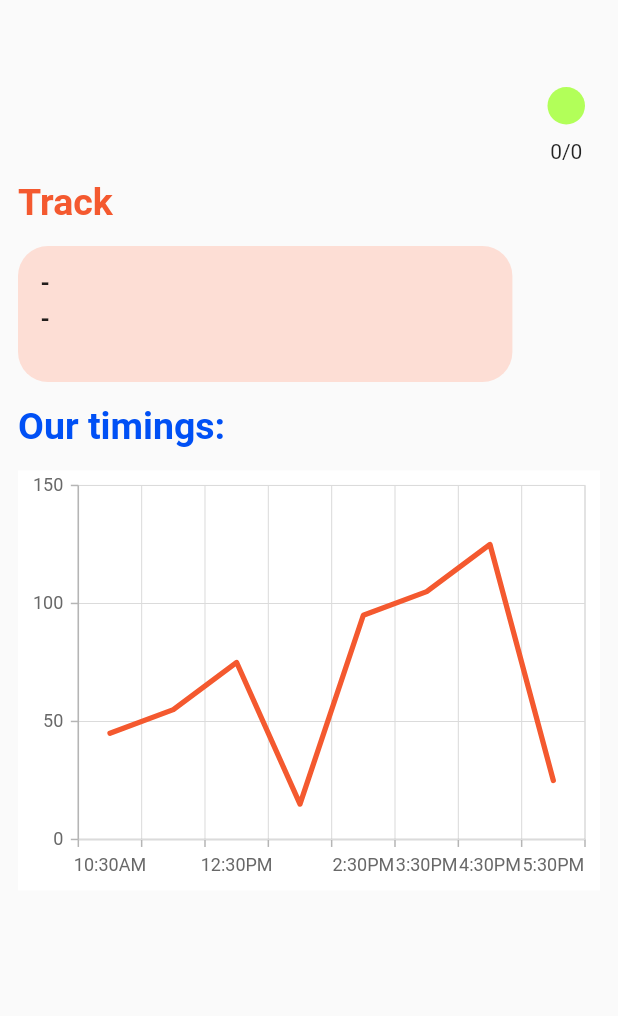
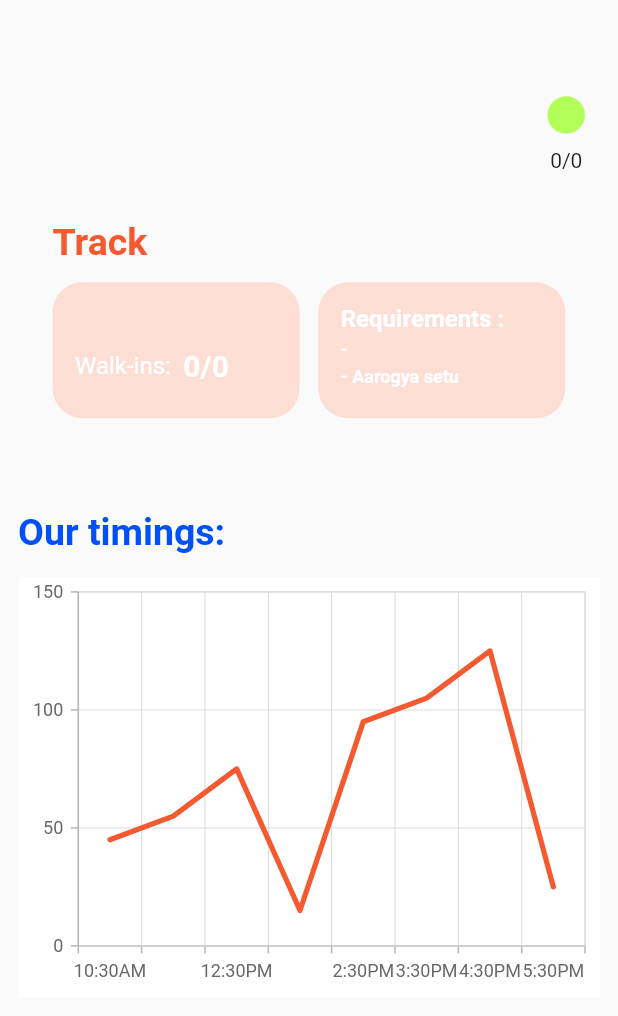
Before and after one commit to bitoffabyte/Winhacks, a Flutter app: the Dashboard screen opened directly, on a phone screen of 412 x 824 dp. Shown: the top 1016 px of the screen. Run offline on Flutter 3.47's test engine with Material 2 defaults, Android fonts, the phone set to English and light mode, and no system bars; our stand-ins replace cloud_firestore, firebase_auth, firebase_core, geolocator, google_maps_flutter, syncfusion_flutter_charts; accounts and stored records are empty.

Commit message:
Dashboard UI done✨

```diff
--- a/WINHACKS/lib/screens/dashboard.dart
+++ b/WINHACKS/lib/screens/dashboard.dart
@@ -113,7 +113,7 @@ class _DashboardState extends State<Dashboard> {
           child: Column(
             crossAxisAlignment: CrossAxisAlignment.start,
             children: [
-              SizedBox(height: 35,),
+              SizedBox(height: MediaQuery.of(context).size.height*0.05,),
               Padding(
                 padding: const EdgeInsets.all(10.0),
                 child: Row(
@@ -142,11 +142,18 @@ class _DashboardState extends State<Dashboard> {
                   ],
                 ),
               ),
+              SizedBox(height: MediaQuery.of(context).size.height*0.025,),
+              Row(
+                mainAxisAlignment: MainAxisAlignment.center,
+                children: [
+                  Column(
+                    crossAxisAlignment: CrossAxisAlignment.start,
+                    children: [
                       Text("Track",style: TextStyle(fontWeight: FontWeight.bold,color: color3,fontSize: 25),),
-              SizedBox(height: 15,),
+                      SizedBox(height: MediaQuery.of(context).size.height*0.015,),
                       Container(
                         height: MediaQuery.of(context).size.height*0.11,
-                width: MediaQuery.of(context).size.height*0.4,
+                        width: MediaQuery.of(context).size.height*0.2,
                         decoration: BoxDecoration(
                             color: color2,
                             borderRadius: BorderRadius.all(Radius.circular(20))
@@ -157,14 +164,54 @@ class _DashboardState extends State<Dashboard> {
                             mainAxisAlignment: MainAxisAlignment.start,
                             crossAxisAlignment: CrossAxisAlignment.start,
                             children: [
-                      Text("-${user_Instruction1}",style: TextStyle(fontWeight: FontWeight.bold,fontSize: 16),),
-                      SizedBox(height: 5,),
-                      Text("-${user_Instruction1}",style: TextStyle(fontWeight: FontWeight.bold,fontSize: 16),),
+                              Text("${user_shopname}",style: TextStyle(fontWeight: FontWeight.bold,fontSize: 20,color: Colors.white),),
+                              SizedBox(height: 6,),
+                              Row(
+                                children: [
+                                  Text("Walk-ins:",style: TextStyle(fontSize: 16,color: Colors.white),),
+                                  SizedBox(width: MediaQuery.of(context).size.height*0.01,),
+                                  Text("${user_current_strength}/${user_total_strength}",style: TextStyle(fontWeight: FontWeight.bold,fontSize: 20,color: Colors.white),)
+                                ],
+                              ),
                             ],
                           ),
                         ),
                       ),
-              SizedBox(height: 15,),
+                    ],
+                  ),
+                  SizedBox(width: MediaQuery.of(context).size.height*0.015,),
+                  Column(
+                    crossAxisAlignment: CrossAxisAlignment.start,
+                    children: [
+                      Text("",style: TextStyle(fontWeight: FontWeight.bold,color: color3,fontSize: 25),),
+                      SizedBox(height: MediaQuery.of(context).size.height*0.015,),
+                      Container(
+                        height: MediaQuery.of(context).size.height*0.11,
+                        width: MediaQuery.of(context).size.height*0.2,
+                        decoration: BoxDecoration(
+                            color: color2,
+                            borderRadius: BorderRadius.all(Radius.circular(20))
+                        ),
+                        child:Padding(
+                          padding: const EdgeInsets.all(15.0),
+                          child: Column(
+                            crossAxisAlignment: CrossAxisAlignment.start,
+                            children: [
+                              Text("Requirements :",style: TextStyle(fontWeight: FontWeight.bold,fontSize: 16,color: Colors.white),),
+                              SizedBox(height: MediaQuery.of(context).size.height*0.005,),
+                              Text("-${user_Instruction1}",style: TextStyle(fontWeight: FontWeight.bold,fontSize: 12,color: Colors.white),),
+                              SizedBox(height: MediaQuery.of(context).size.height*0.005),
+                              Text("- Aarogya setu",style: TextStyle(fontWeight: FontWeight.bold,fontSize: 12,color: Colors.white),),
+
+                            ],
+                          ),
+                        ),
+                      ),
+                    ],
+                  ),
+                ],
+              ),
+              SizedBox(height: MediaQuery.of(context).size.height*0.075,),
               Text("Our timings:",style: TextStyle(fontWeight: FontWeight.bold,color: color4,fontSize: 25),),
               SizedBox(height: 15,),
               Center(
```
Lines whose indentation alone changed are shown as unchanged.
